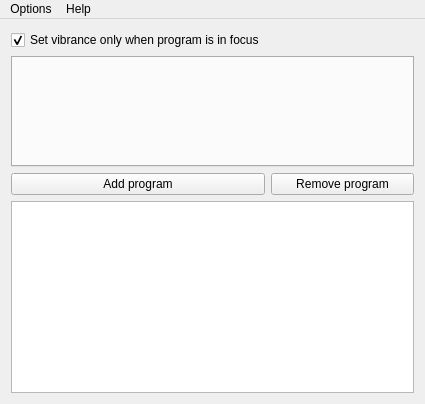
libvibrant/vibrantLinux, file forms/mainwindow.ui: the form before one commit.
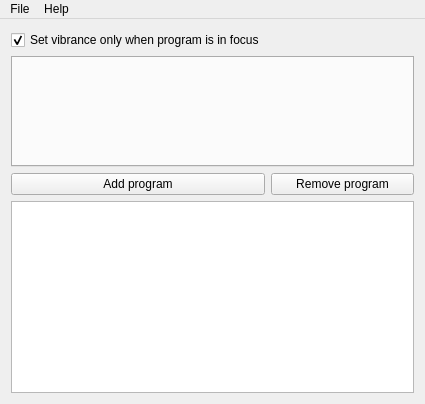
The form after the commit.

Commit message: fix: rename Options to File, Rename Exit to Quit, Adjust Show/Hide name

The edit to the form file:
```diff
--- a/forms/mainwindow.ui
+++ b/forms/mainwindow.ui
@@ -62,12 +62,12 @@
      <x>0</x>
      <y>0</y>
      <width>425</width>
-     <height>29</height>
+     <height>22</height>
     </rect>
    </property>
    <widget class="QMenu" name="menuOptions">
     <property name="title">
-     <string>Options</string>
+     <string>File</string>
     </property>
     <addaction name="actionShowHideWindow"/>
     <addaction name="actionExit"/>
```
Left out of the diff: 6 changed lines with no effect on the pictures.
